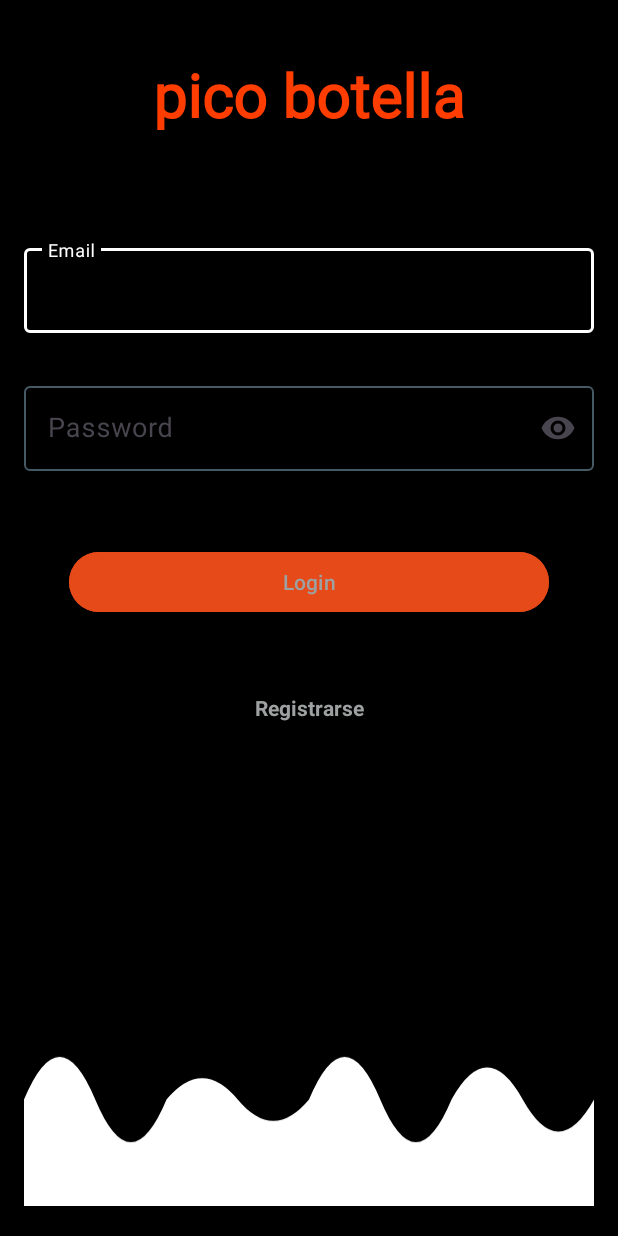
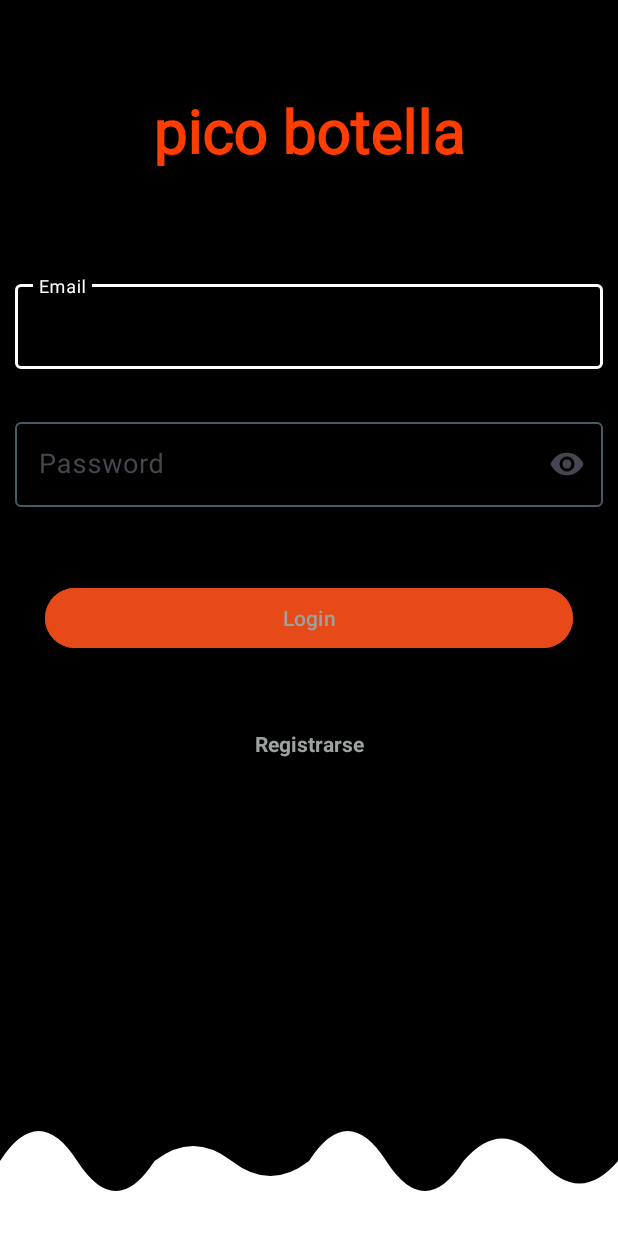
Before and after one commit to T-Dev-Org/equipoUno, an Android app: the screen it shows after launch (MainActivity), on a phone screen of 412 x 824 dp. Run offline under Robolectric (Android 15) with nearby library versions, the phone set to English and light mode, and no system bars; our stand-ins replace data binding.

Commit message:
feat: BAPP-204 improve login UI

```diff
--- a/app/src/main/res/layout/fragment_login.xml
+++ b/app/src/main/res/layout/fragment_login.xml
@@ -6,7 +6,6 @@
     <androidx.constraintlayout.widget.ConstraintLayout
         android:layout_width="match_parent"
         android:layout_height="match_parent"
-        android:padding="16dp"
         android:background="@color/black"
         tools:context=".views.fragment.LoginFragment">
 
@@ -20,6 +19,7 @@
             android:padding="20dp"
             android:fontFamily="@font/stylish_regular"
             android:layout_marginBottom="50dp"
+            android:layout_marginTop="40dp"
             android:textColor="@color/challengeFragmentTitle"
             app:layout_constraintEnd_toEndOf="parent"
             app:layout_constraintStart_toStartOf="parent"
@@ -35,6 +35,8 @@
             app:boxBackgroundMode="outline"
             app:boxStrokeWidthFocused="2dp"
             app:boxStrokeColor="@color/login_input_selector"
+            android:layout_marginStart="10dp"
+            android:layout_marginEnd="10dp"
             app:layout_constraintEnd_toEndOf="parent"
             app:layout_constraintStart_toStartOf="parent"
             app:layout_constraintBottom_toTopOf="@+id/tilPassword">
@@ -60,6 +62,8 @@
             app:hintTextColor="@color/white"
             app:boxBackgroundMode="outline"
             app:boxStrokeColor="@color/login_input_selector"
+            android:layout_marginStart="10dp"
+            android:layout_marginEnd="10dp"
             app:endIconMode="custom"
             app:endIconDrawable="@drawable/ic_eye_open"
             android:layout_marginTop="30dp"
@@ -109,17 +113,17 @@
             app:layout_constraintEnd_toEndOf="parent"
             app:layout_constraintStart_toStartOf="parent" />
 
-
-        <ImageView
+        <View
             android:id="@+id/wave"
-            android:layout_width="0dp"
-            android:layout_height="150dp"
-            android:src="@drawable/wave_shape"
+            android:layout_width="match_parent"
+            android:layout_height="100dp"
+            android:scaleType="centerCrop"
+            android:background="@drawable/wave_shape"
             app:layout_constraintBottom_toBottomOf="parent"
             app:layout_constraintEnd_toEndOf="parent"
             app:layout_constraintStart_toStartOf="parent" />
-
     </androidx.constraintlayout.widget.ConstraintLayout>
 
 
+
 </layout>
```
